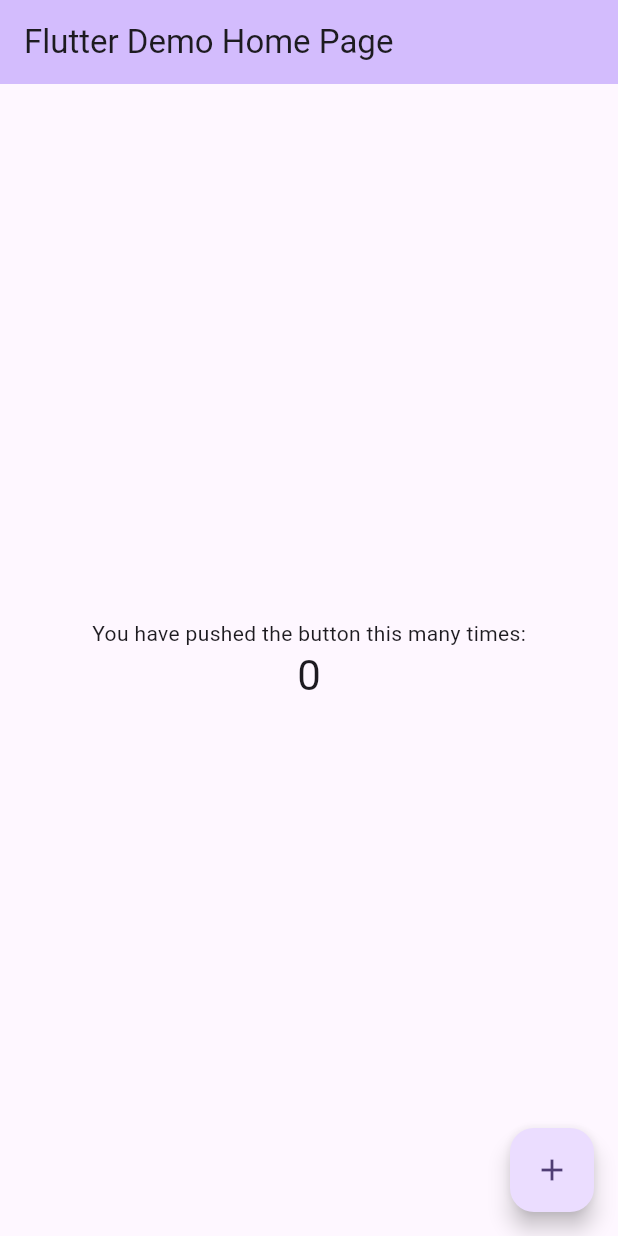
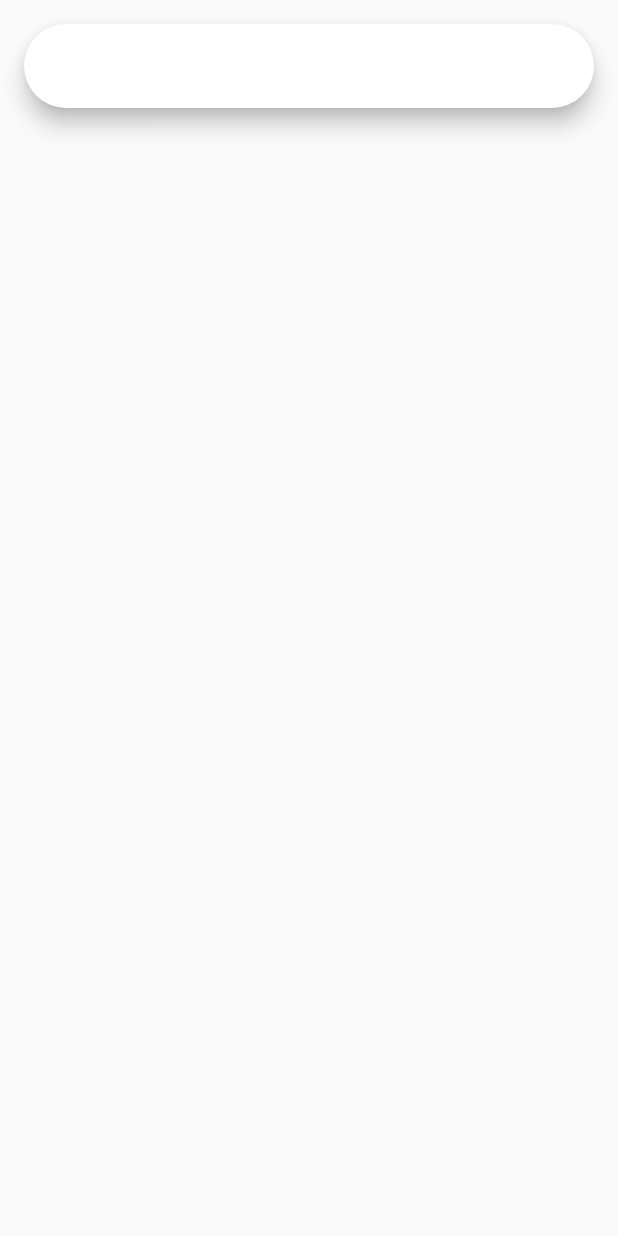
Before and after one commit to SaileshAcharya1229/weather_app, a Flutter app: the screen it shows after launch, on a phone screen of 412 x 824 dp. Run offline on Flutter 3.47's test engine with Material 2 defaults, Android fonts, the phone set to English and light mode, and no system bars.

Commit message:
developing homepage

```diff
--- /dev/null
+++ b/lib/homepage.dart
@@ -0,0 +1,26 @@
+import 'package:flutter/material.dart';
+
+class HomePage extends StatefulWidget {
+  const HomePage({super.key});
+
+  @override
+  State<HomePage> createState() => _HomePageState();
+}
+
+class _HomePageState extends State<HomePage> {
+  @override
+  Widget build(BuildContext context) {
+    return SafeArea(
+        child: Scaffold(
+            body: Container(
+      padding: const EdgeInsets.all(16),
+      child: Column(
+        children: [_buildSearchwidget()],
+      ),
+    )));
+  }
+
+  Widget _buildSearchwidget() {
+    return SearchBar();
+  }
+}
--- a/lib/main.dart
+++ b/lib/main.dart
@@ -1,4 +1,5 @@
 import 'package:flutter/material.dart';
+import 'package:weather_app/homepage.dart';
 
 void main() {
   runApp(const MyApp());
@@ -11,115 +12,13 @@ class MyApp extends StatelessWidget {
   @override
   Widget build(BuildContext context) {
     return MaterialApp(
-      title: 'Flutter Demo',
+      debugShowCheckedModeBanner: false,
+
+      title: 'Weather App',
       theme: ThemeData(
-        // This is the theme of your application.
-        //
-        // TRY THIS: Try running your application with "flutter run". You'll see
-        // the application has a blue toolbar. Then, without quitting the app,
-        // try changing the seedColor in the colorScheme below to Colors.green
-        // and then invoke "hot reload" (save your changes or press the "hot
-        // reload" button in a Flutter-supported IDE, or press "r" if you used
-        // the command line to start the app).
-        //
-        // Notice that the counter didn't reset back to zero; the application
-        // state is not lost during the reload. To reset the state, use hot
-        // restart instead.
-        //
-        // This works for code too, not just values: Most code changes can be
-        // tested with just a hot reload.
-        colorScheme: ColorScheme.fromSeed(seedColor: Colors.deepPurple),
-        useMaterial3: true,
+
       ),
-      home: const MyHomePage(title: 'Flutter Demo Home Page'),
+      home:HomePage(),
     );
   }
 }
-
-class MyHomePage extends StatefulWidget {
-  const MyHomePage({super.key, required this.title});
-
-  // This widget is the home page of your application. It is stateful, meaning
-  // that it has a State object (defined below) that contains fields that affect
-  // how it looks.
-
-  // This class is the configuration for the state. It holds the values (in this
-  // case the title) provided by the parent (in this case the App widget) and
-  // used by the build method of the State. Fields in a Widget subclass are
-  // always marked "final".
-
-  final String title;
-
-  @override
-  State<MyHomePage> createState() => _MyHomePageState();
-}
-
-class _MyHomePageState extends State<MyHomePage> {
-  int _counter = 0;
-
-  void _incrementCounter() {
-    setState(() {
-      // This call to setState tells the Flutter framework that something has
-      // changed in this State, which causes it to rerun the build method below
-      // so that the display can reflect the updated values. If we changed
-      // _counter without calling setState(), then the build method would not be
-      // called again, and so nothing would appear to happen.
-      _counter++;
-    });
-  }
-
-  @override
-  Widget build(BuildContext context) {
-    // This method is rerun every time setState is called, for instance as done
-    // by the _incrementCounter method above.
-    //
-    // The Flutter framework has been optimized to make rerunning build methods
-    // fast, so that you can just rebuild anything that needs updating rather
-    // than having to individually change instances of widgets.
-    return Scaffold(
-      appBar: AppBar(
-        // TRY THIS: Try changing the color here to a specific color (to
-        // Colors.amber, perhaps?) and trigger a hot reload to see the AppBar
-        // change color while the other colors stay the same.
-        backgroundColor: Theme.of(context).colorScheme.inversePrimary,
-        // Here we take the value from the MyHomePage object that was created by
-        // the App.build method, and use it to set our appbar title.
-        title: Text(widget.title),
-      ),
-      body: Center(
-        // Center is a layout widget. It takes a single child and positions it
-        // in the middle of the parent.
-        child: Column(
-          // Column is also a layout widget. It takes a list of children and
-          // arranges them vertically. By default, it sizes itself to fit its
-          // children horizontally, and tries to be as tall as its parent.
-          //
-          // Column has various properties to control how it sizes itself and
-          // how it positions its children. Here we use mainAxisAlignment to
-          // center the children vertically; the main axis here is the vertical
-          // axis because Columns are vertical (the cross axis would be
-          // horizontal).
-          //
-          // TRY THIS: Invoke "debug painting" (choose the "Toggle Debug Paint"
-          // action in the IDE, or press "p" in the console), to see the
-          // wireframe for each widget.
-          mainAxisAlignment: MainAxisAlignment.center,
-          children: <Widget>[
-            const Text(
-              'You have pushed the button this many times:',
-            ),
-            Text(
-              '$_counter',
-              style: Theme.of(context).textTheme.headlineMedium,
-            ),
-          ],
-        ),
-      ),
-      floatingActionButton: FloatingActionButton(
-        onPressed: _incrementCounter,
-        tooltip: 'Increment',
-        child: const Icon(Icons.add),
-      ), // This trailing comma makes auto-formatting nicer for build methods.
-    );
-  }
-}
```
